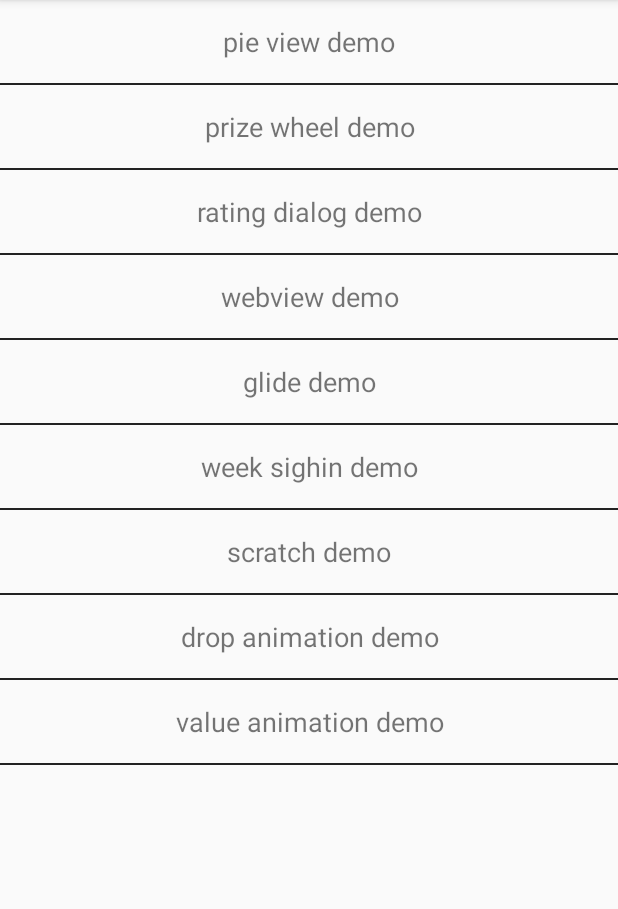
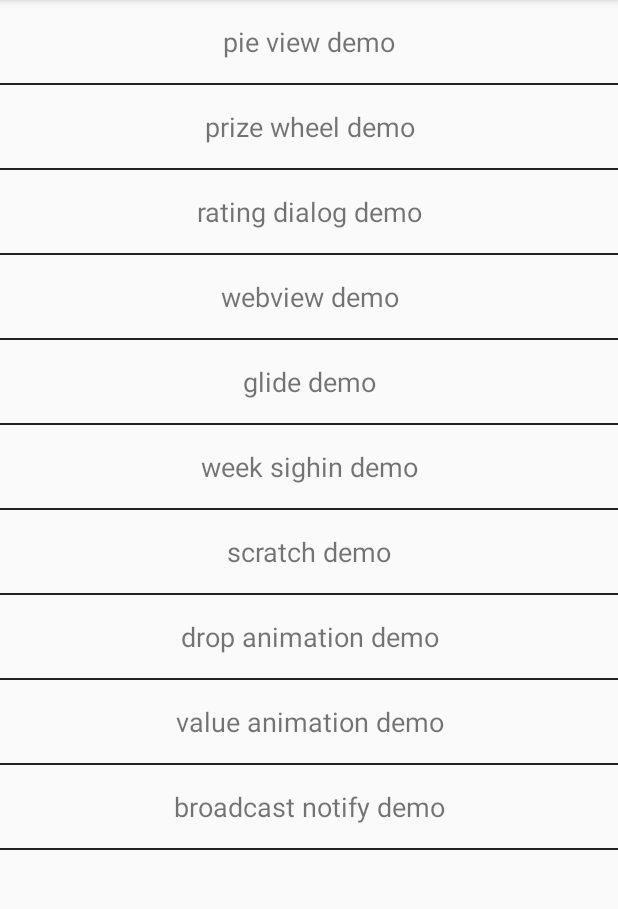
Before and after one commit to abc222/UITest, an Android app: the screen it shows after launch (MainActivity), on a phone screen of 412 x 824 dp, the part 84-993 px from its top. Run offline under Robolectric (Android 15) with nearby library versions, the phone set to English and light mode, and no system bars; libraries missing offline, so code that uses them is left out: com.facebook.ads; 1 statement that could not run was skipped.

Commit message:
添加广播demo

```diff
--- a/app/src/main/AndroidManifest.xml
+++ b/app/src/main/AndroidManifest.xml
@@ -10,7 +10,9 @@
         android:roundIcon="@mipmap/ic_launcher_round"
         android:supportsRtl="true"
         android:theme="@style/AppTheme">
-        <activity android:name=".animation.AnimatorActivity"></activity>
+        <activity android:name=".broadcastdemo.BroadcastTestActivity" />
+
+        <activity android:name=".animation.AnimatorActivity" />
         <activity android:name=".dropanimation.coindemo.DropCoinActivity" />
         <activity android:name=".dropanimation.snowdemo.SnowActivity" />
         <activity android:name=".MainActivity">
--- a/app/src/main/java/com/uitest/MainActivity.java
+++ b/app/src/main/java/com/uitest/MainActivity.java
@@ -6,6 +6,7 @@
 import android.view.View;
 
 import com.uitest.animation.AnimatorActivity;
+import com.uitest.broadcastdemo.BroadcastTestActivity;
 import com.uitest.dropanimation.coindemo.DropCoinActivity;
 import com.uitest.openscreenpic.GlideTestActivity;
 import com.uitest.piechartdemo.PieViewTestActivity;
@@ -31,6 +32,7 @@
         findViewById(R.id.scratchview_test).setOnClickListener(this);
         findViewById(R.id.drop_test).setOnClickListener(this);
         findViewById(R.id.animator_test).setOnClickListener(this);
+        findViewById(R.id.broadcast_test).setOnClickListener(this);
     }
 
     @Override
@@ -72,6 +74,9 @@
                 Intent intent10 = new Intent(this, AnimatorActivity.class);
                 startActivity(intent10);
                 break;
+            case R.id.broadcast_test:
+                Intent intent11 = new Intent(this, BroadcastTestActivity.class);
+                startActivity(intent11);
                 default:
                     break;
         }
--- a/app/src/main/java/com/uitest/dropanimation/coindemo/CoinView.java
+++ b/app/src/main/java/com/uitest/dropanimation/coindemo/CoinView.java
@@ -42,7 +42,7 @@
      */
     public CoinView(Context context) {
         super(context);
-        droid = BitmapFactory.decodeResource(getResources(), R.drawable.drop_coin);
+        droid = BitmapFactory.decodeResource(getResources(), R.drawable.drop_money);
         textPaint = new Paint(Paint.ANTI_ALIAS_FLAG);
         textPaint.setColor(Color.WHITE);
         textPaint.setTextSize(24);
--- a/app/src/main/res/layout/activity_main.xml
+++ b/app/src/main/res/layout/activity_main.xml
@@ -1,6 +1,9 @@
 <?xml version="1.0" encoding="utf-8"?>
+<ScrollView
+    xmlns:android="http://schemas.android.com/apk/res/android"
+    android:layout_height="match_parent"
+    android:layout_width="match_parent">
     <LinearLayout
-    xmlns:android="http://schemas.android.com/apk/res/android"
         android:layout_width="match_parent"
         android:layout_height="match_parent"
         android:orientation="vertical">
@@ -139,4 +142,20 @@
             android:layout_width="match_parent"
             android:layout_height="1dp"
             android:background="#222"/>
+
+        <TextView
+            android:id="@+id/broadcast_test"
+            android:layout_width="match_parent"
+            android:layout_height="wrap_content"
+            android:gravity="center"
+            android:paddingTop="15dp"
+            android:paddingBottom="15dp"
+            android:text="broadcast notify demo"
+            android:textSize="18sp"/>
+
+        <View
+            android:layout_width="match_parent"
+            android:layout_height="1dp"
+            android:background="#222"/>
     </LinearLayout>
+</ScrollView>
```
Also changed, not shown: app/src/main/java/com/uitest/broadcastdemo/BroadcastTestActivity.java (added, +102 -0 lines), app/src/main/java/com/uitest/broadcastdemo/MyReceiver.java (added, +14 -0 lines), app/src/main/java/com/uitest/dropanimation/coindemo/Coin.java (+7 -4 lines), app/src/main/res/layout/activity_broadcast_test.xml (added, +37 -0 lines), app/src/main/res/drawable/drop_money.png (added). Lines whose indentation alone changed are shown as unchanged.
